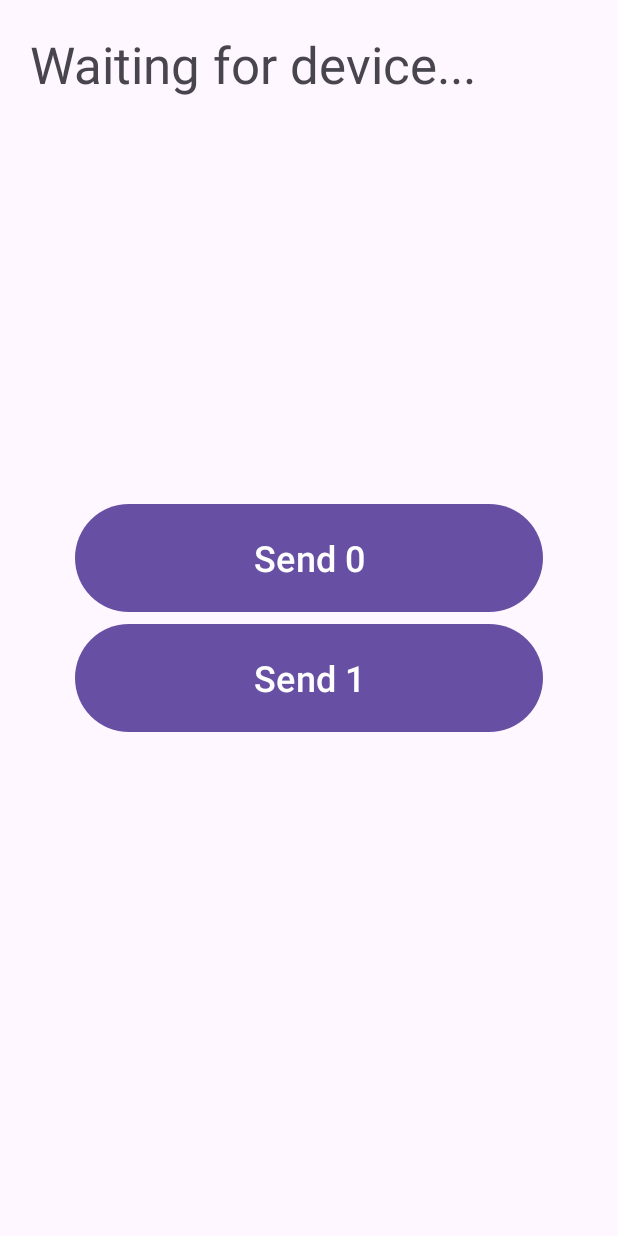
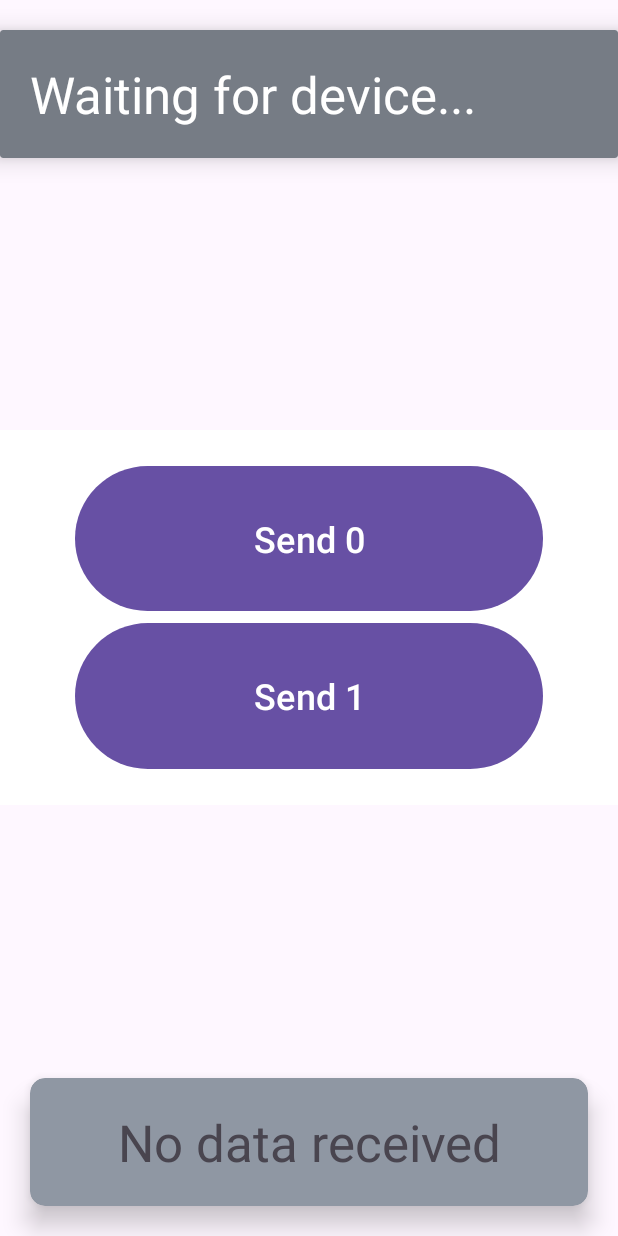
Before and after one commit to Kekega/USB-Communicator-App, an Android app: the screen it shows after launch (MainActivity), on a phone screen of 412 x 824 dp. Run offline under Robolectric (Android 15) with nearby library versions, the phone set to English and light mode, and no system bars.

```diff
--- a/app/src/main/java/com/example/usbcommunicator/MainActivity.kt
+++ b/app/src/main/java/com/example/usbcommunicator/MainActivity.kt
@@ -1,5 +1,6 @@
 package com.example.usbcommunicator
 
+import AccessoryEngine
 import android.content.Intent
 import android.graphics.Color
 import android.hardware.usb.UsbAccessory
@@ -7,7 +8,6 @@ import android.os.Bundle
 import android.widget.Button
 import android.widget.TextView
 import androidx.appcompat.app.AppCompatActivity
-import com.example.usbcommunicator.AccessoryEngine.IEngineCallback
 
 
 class MainActivity : AppCompatActivity() {
@@ -40,17 +40,25 @@ class MainActivity : AppCompatActivity() {
         onNewIntent(intent)
     }
 
-    private val mCallback: IEngineCallback = object : IEngineCallback {
+    private val mCallback: AccessoryEngine.IEngineCallback = object :
+        AccessoryEngine.IEngineCallback {
+        override fun onConnectionEstablished() {
+            val tv = findViewById<TextView>(R.id.textView)
+            tv.text = "Connected"
+            tv.setTextColor(Color.GREEN)
+        }
+
         override fun onDeviceDisconnected() {
             val tv = findViewById<TextView>(R.id.textView)
             tv.text = "Device disconnected"
             tv.setTextColor(Color.RED);
         }
 
-        override fun onConnectionEstablished(mAccessory: UsbAccessory) {
-            val tv = findViewById<TextView>(R.id.textView)
-            tv.text = "Connected to ${mAccessory.model}"
-            tv.setTextColor(Color.GREEN)
+        override fun onDataReceived(data: ByteArray?, num: Int) {
+            val tv = findViewById<TextView>(R.id.textView2)
+            if (data != null) {
+                tv.text = data.decodeToString()
+            }
         }
     }
 }
--- a/app/src/main/res/layout/activity_main.xml
+++ b/app/src/main/res/layout/activity_main.xml
@@ -7,6 +7,15 @@
     android:fitsSystemWindows="true"
     tools:context=".MainActivity">
 
+    <androidx.cardview.widget.CardView
+        android:layout_width="match_parent"
+        android:layout_height="wrap_content"
+        android:layout_gravity="top"
+        android:layout_marginVertical="20sp"
+        app:cardBackgroundColor="#767C85"
+        app:cardElevation="10sp"
+        app:cardMaxElevation="10sp">
+
         <TextView
             android:id="@+id/textView"
             android:layout_width="match_parent"
@@ -15,13 +24,16 @@
             android:layout_weight="2"
             android:lineSpacingExtra="14sp"
             android:text="Waiting for device..."
+            android:textColor="#FFFFFF"
             android:textSize="34sp" />
+    </androidx.cardview.widget.CardView>
 
     <LinearLayout
         android:layout_width="match_parent"
-        android:layout_height="200sp"
+        android:layout_height="250sp"
         android:layout_gravity="center"
         android:layout_weight="1"
+        android:background="#FFFFFF"
         android:orientation="vertical"
         android:paddingVertical="20sp">
 
@@ -42,6 +54,28 @@
             android:layout_weight="1"
             android:text="Send 1"
             android:textSize="24sp" />
+
     </LinearLayout>
 
+    <androidx.cardview.widget.CardView
+        android:layout_width="match_parent"
+        android:layout_height="wrap_content"
+        android:layout_gravity="bottom"
+        android:layout_margin="20sp"
+        app:cardBackgroundColor="#8F97A3"
+        app:cardCornerRadius="10dp"
+        app:cardElevation="10sp"
+        app:cardMaxElevation="10sp">
+
+        <TextView
+            android:id="@+id/textView2"
+            android:layout_width="match_parent"
+            android:layout_height="wrap_content"
+            android:layout_gravity="bottom"
+            android:layout_margin="20sp"
+            android:text="No data received"
+            android:textAlignment="center"
+            android:textSize="34sp" />
+    </androidx.cardview.widget.CardView>
+
 </androidx.coordinatorlayout.widget.CoordinatorLayout>
```
Also changed, not shown: app/src/main/java/com/example/usbcommunicator/AccessoryEngine.kt (+88 -67 lines). Lines whose indentation alone changed are shown as unchanged.
